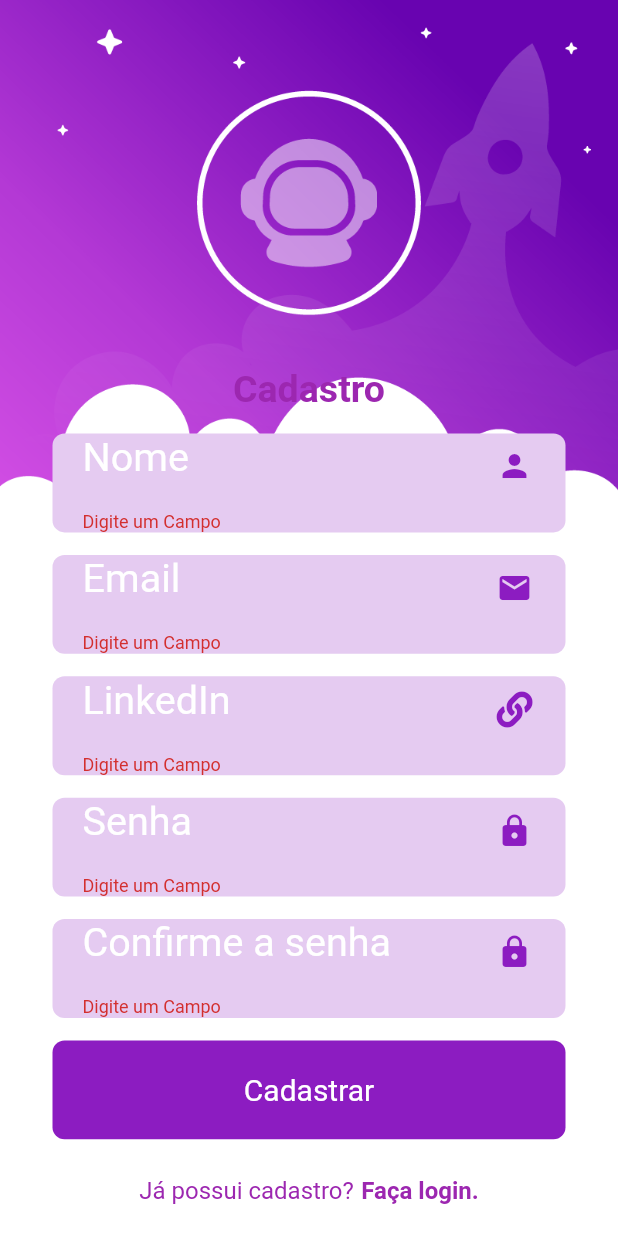
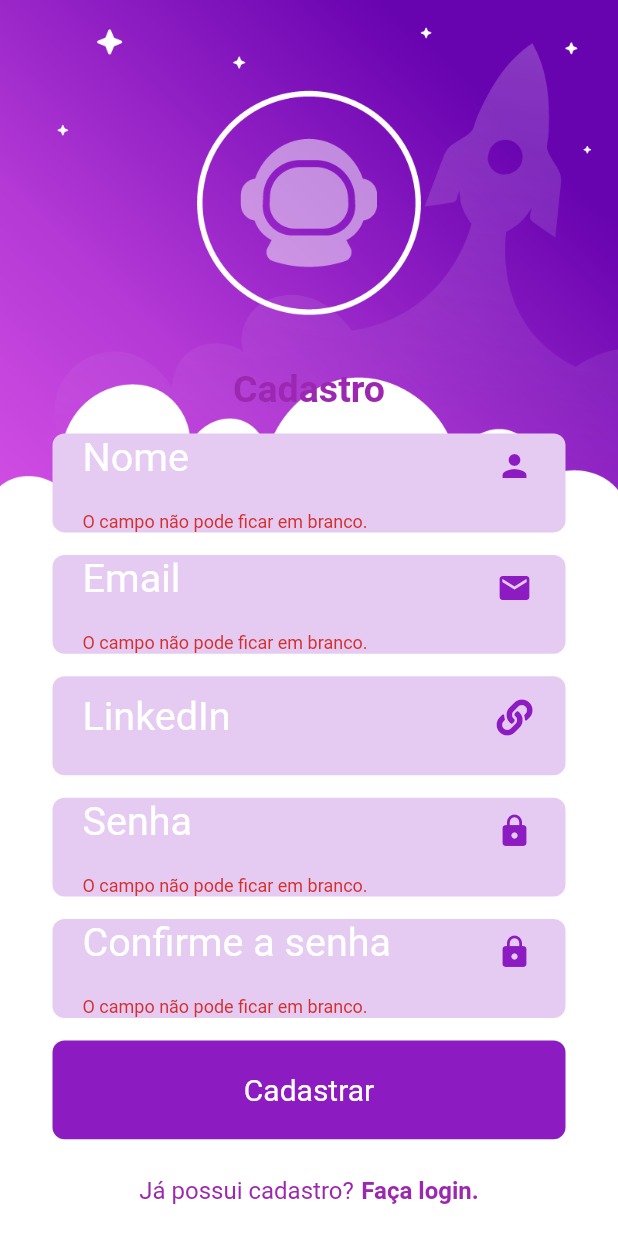
Before and after one commit to jjoaovitor7-unit/Sistema-Gestao-Projeto, a Flutter app: the CadastroScreen screen opened directly, after a tap on "Cadastrar", on a phone screen of 412 x 824 dp. Run offline on Flutter 3.47's test engine with Material 2 defaults, Android fonts, the light colour scheme and no system bars; our stand-ins replace cloud_firestore, device_preview, email_validator, firebase_auth, firebase_core, fluttericon; accounts and stored records are empty.

Commit message:
regras de negócio.

```diff
--- a/gestro_app/lib/pages/cadastro_screen.page.dart
+++ b/gestro_app/lib/pages/cadastro_screen.page.dart
@@ -1,5 +1,6 @@
 import 'package:flutter/material.dart';
 import 'package:fluttericon/font_awesome_icons.dart';
+import 'package:email_validator/email_validator.dart';
 
 import 'package:cloud_firestore/cloud_firestore.dart';
 import 'package:firebase_auth/firebase_auth.dart';
@@ -34,6 +35,9 @@ class _CadastroScreenState extends State<CadastroScreen> {
         return null;
       }
     }
+
+    dynamic myControllerPass = TextEditingController();
+    dynamic myControllerPassConfirm = TextEditingController();
 
     return Scaffold(
       // resizeToAvoidBottomInset: false,
@@ -76,6 +80,12 @@ class _CadastroScreenState extends State<CadastroScreen> {
                 ),
                 qtdeLengthCharacters: 50,
                 valueForm: nome,
+                validator: (nameValue) {
+                  if (nameValue.isEmpty) {
+                    return 'O campo não pode ficar em branco.';
+                  }
+                  return null;
+                },
                 onSaved: (input) => nome = input,
               ),
               ContainerGestro(
@@ -87,6 +97,16 @@ class _CadastroScreenState extends State<CadastroScreen> {
                 ),
                 qtdeLengthCharacters: 35,
                 valueForm: email,
+                validator: (emailValue) {
+                  if (emailValue.isEmpty) {
+                    return 'O campo não pode ficar em branco.';
+                  }
+
+                  if (!(EmailValidator.validate(emailValue))) {
+                    return 'E-mail inválido!';
+                  }
+                  return null;
+                },
                 onSaved: (input) => email = input,
               ),
               ContainerGestro(
@@ -107,6 +127,22 @@ class _CadastroScreenState extends State<CadastroScreen> {
                 ),
                 qtdeLengthCharacters: 15,
                 valueForm: senha,
+                myController: myControllerPass,
+                validator: (passValue) {
+                  if (passValue.isEmpty) {
+                    return 'O campo não pode ficar em branco.';
+                  }
+
+                  if (passValue.length < 6) {
+                    return 'Senha tem menos que 6 dígitos.';
+                  }
+
+                  if (myControllerPass.text != myControllerPassConfirm.text) {
+                    return 'As senhas precisam ser iguais.';
+                  }
+
+                  return null;
+                },
                 onSaved: (input) => senha = input,
               ),
               ContainerGestro(
@@ -118,6 +154,22 @@ class _CadastroScreenState extends State<CadastroScreen> {
                   color: purpleSecudary,
                 ),
                 qtdeLengthCharacters: 15,
+                myController: myControllerPassConfirm,
+                validator: (passConfirmValue) {
+                  if (passConfirmValue.isEmpty) {
+                    return 'O campo não pode ficar em branco.';
+                  }
+
+                  if (passConfirmValue.length < 6) {
+                    return 'Senha tem menos que 6 dígitos.';
+                  }
+
+                  if (myControllerPass.text != myControllerPassConfirm.text) {
+                    return 'As senhas precisam ser iguais.';
+                  }
+
+                  return null;
+                },
               ),
               GestureDetector(
                 // padding: EdgeInsets.all(0),
--- a/gestro_app/lib/widgets/containerGestro.widget.dart
+++ b/gestro_app/lib/widgets/containerGestro.widget.dart
@@ -1,6 +1,5 @@
 import 'package:flutter/material.dart';
 import 'package:flutter/services.dart';
-import 'package:gestro_app/globals.dart';
 import 'package:gestro_app/themes/globals.themes.dart';
 
 class ContainerGestro extends StatefulWidget {
@@ -10,7 +9,12 @@ class ContainerGestro extends StatefulWidget {
   int qtdeLengthCharacters;
   String textKey;
   var valueForm;
-  Function onSaved;
+  Function onSaved, validator;
+  dynamic myController = TextEditingController();
+
+  void dispose() {
+    myController.dispose();
+  }
 
   ContainerGestro(
       {@required this.text,
@@ -19,7 +23,9 @@ class ContainerGestro extends StatefulWidget {
       this.valueForm,
       this.onSaved,
       this.qtdeLengthCharacters,
-      this.textKey});
+      this.textKey,
+      this.validator,
+      this.myController});
 
   @override
   _ContainerGestroState createState() => _ContainerGestroState();
@@ -58,12 +64,8 @@ class _ContainerGestroState extends State<ContainerGestro> {
           // icon: icon,
           suffixIcon: widget.icon,
         ),
-        validator: (value) {
-          if (value.isEmpty) {
-            return 'Digite um Campo';
-          }
-          return null;
-        },
+        controller: widget.myController,
+        validator: widget.validator,
         // onSaved: (input) => widget.valueForm = input,
         onSaved: this.widget.onSaved,
       ),
--- a/gestro_app/pubspec.yaml
+++ b/gestro_app/pubspec.yaml
@@ -34,6 +34,7 @@ dependencies:
   firebase: ^7.3.0
   fluttericon: ^1.0.7
   device_preview: ^0.4.8
+  email_validator: '^1.0.5'
 
 dev_dependencies:
   flutter_test:
```
Also changed, not shown: gestro_app/lib/pages/login_screen.page.dart (+35 -3 lines), gestro_app/pubspec.lock.
